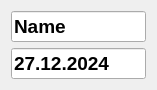
Old version of the form src/note/notelistwidget.ui in the repository itRoy-pentest/smart_notes.
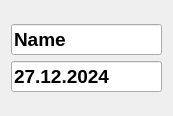
New version of the form.

What changed in the file:
```diff
--- a/src/note/notelistwidget.ui
+++ b/src/note/notelistwidget.ui
@@ -6,8 +6,8 @@
    <rect>
     <x>0</x>
     <y>0</y>
-    <width>157</width>
-    <height>79</height>
+    <width>173</width>
+    <height>116</height>
    </rect>
   </property>
   <property name="windowTitle">
```
